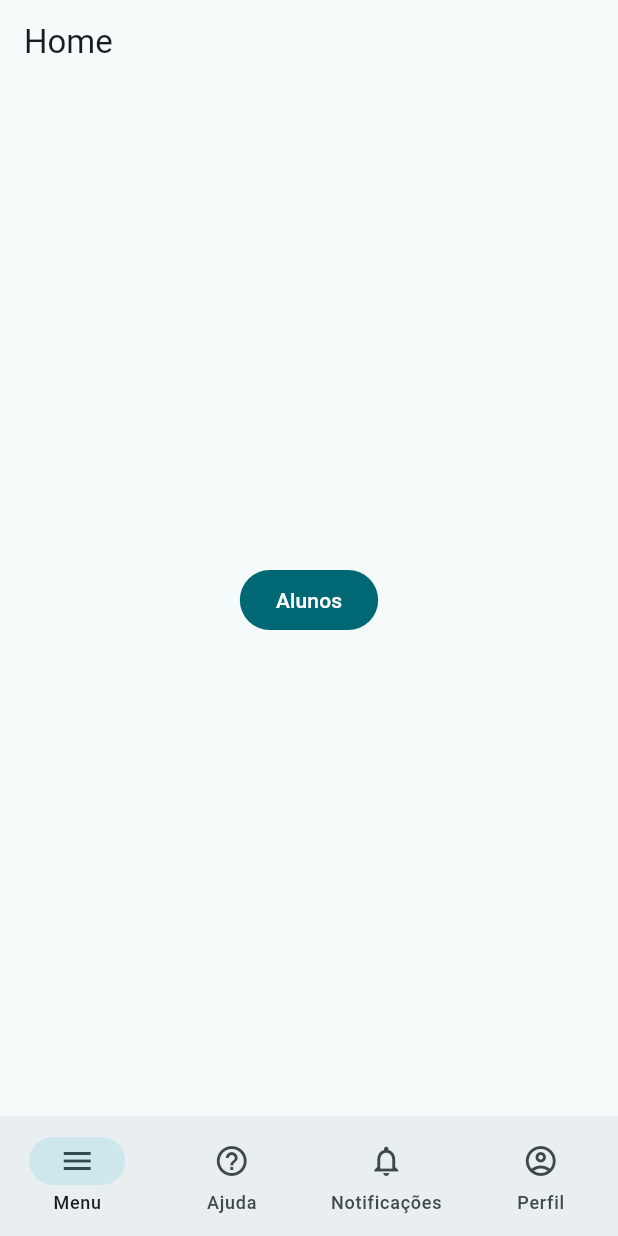
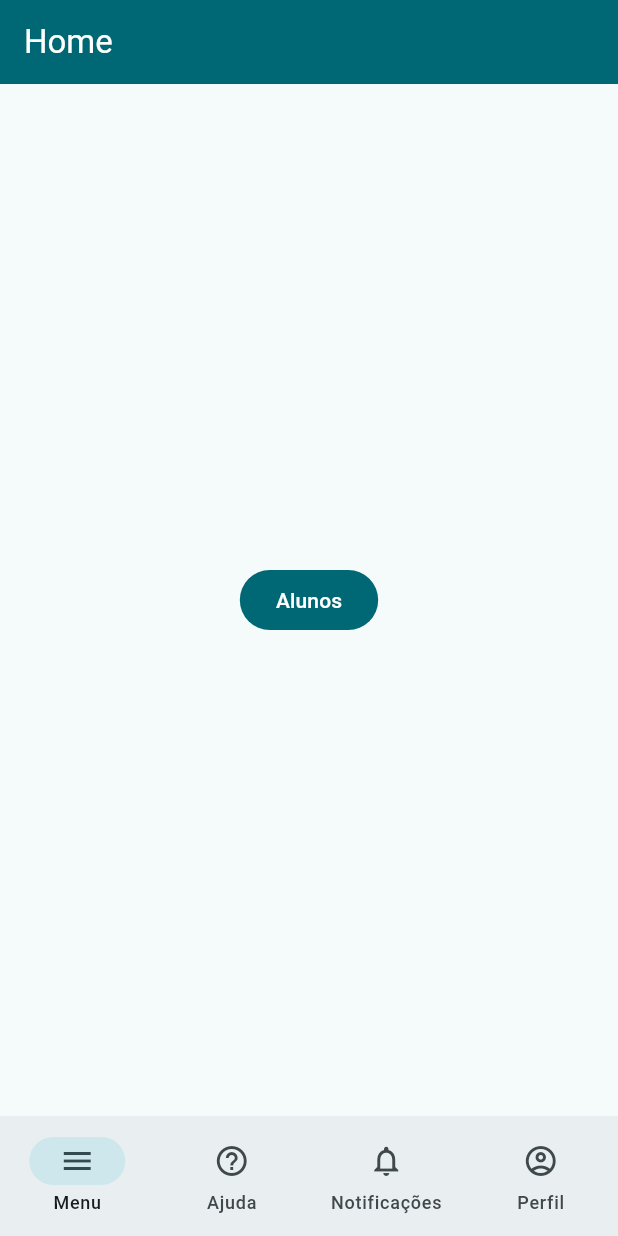
Before and after one commit to thobias-silva/challenge-mobile-developer, a Flutter app: the screen it shows after launch, on a phone screen of 412 x 824 dp. Run offline on Flutter 3.47's test engine with Material 3 defaults, Android fonts, the phone set to English and light mode, and no system bars.

```diff
--- a/lib/core/theme/theme.dart
+++ b/lib/core/theme/theme.dart
@@ -29,5 +29,16 @@ ThemeData lightTheme() {
         color: _colorScheme.primary,
       ),
     ),
+    floatingActionButtonTheme: FloatingActionButtonThemeData(
+      backgroundColor: _colorScheme.primary,
+      foregroundColor: _colorScheme.onPrimary,
+    ),
+    appBarTheme: AppBarTheme(
+      backgroundColor: _colorScheme.primary,
+      foregroundColor: _colorScheme.onPrimary,
+      iconTheme: IconThemeData(
+        color: _colorScheme.onPrimary,
+      ),
+    ),
   );
 }
```
